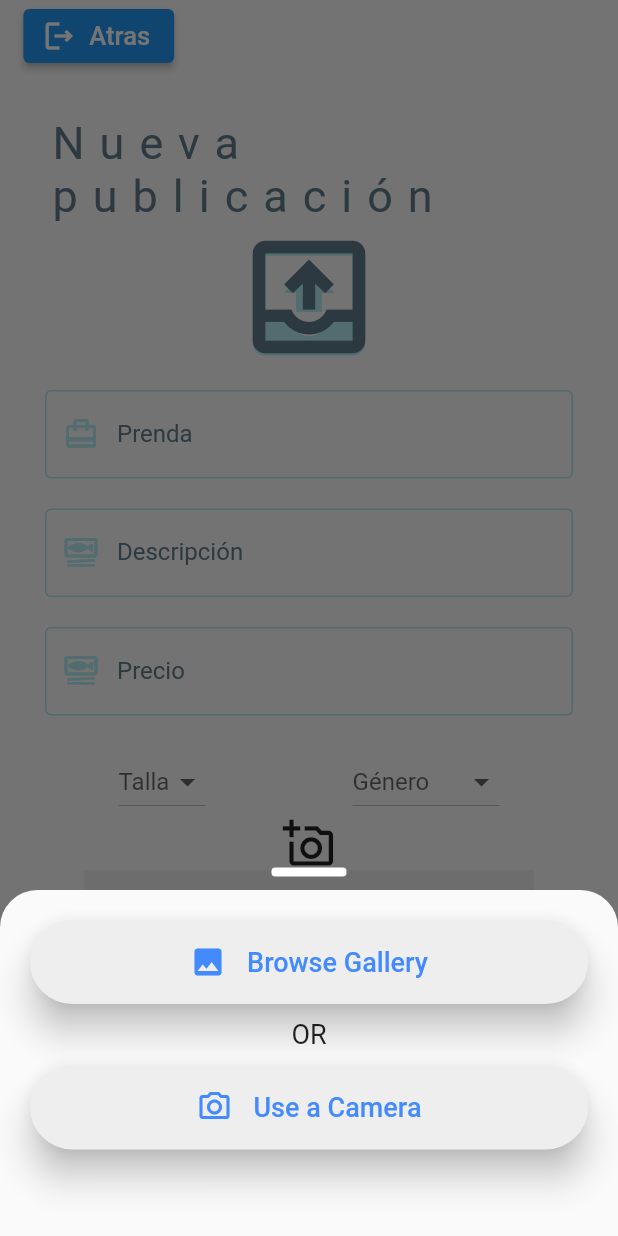
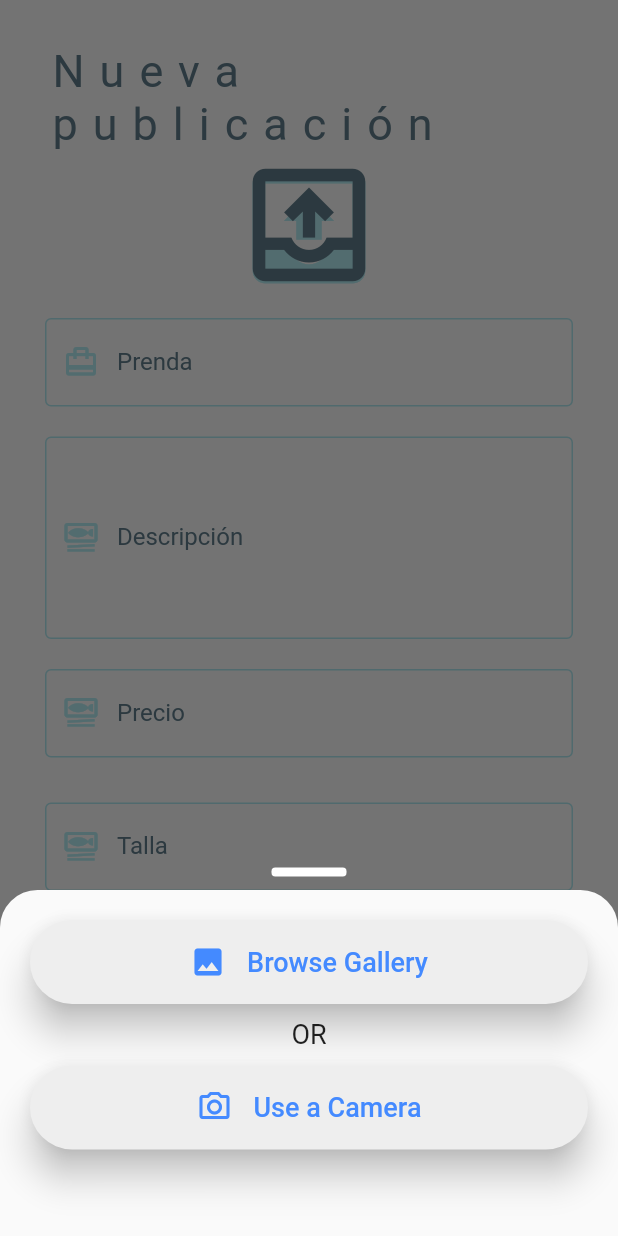
Before and after one commit to DavidArguello07/bebepaca, a Flutter app: the LoginForm widget shown alone on an empty page, opened directly, after a tap on the "add a photo" icon, on a phone screen of 412 x 824 dp. Run offline on Flutter 3.47's test engine with Material 2 defaults, Android fonts, the light colour scheme and no system bars; our stand-ins replace cloud_firestore, equatable, firebase_auth, firebase_core, firebase_storage, flutter_bloc and 6 more; accounts and stored records are empty; Roboto replaces fonts that are missing (Teko).

Commit message:
Agregar imagen FireStore y get en pantalla home

```diff
--- a/lib/z-project/Components/add_button.dart
+++ b/lib/z-project/Components/add_button.dart
@@ -14,10 +14,8 @@ class AddState extends State<Add> {
     return SafeArea(
         child: ElevatedButton(
             onPressed: () => {
-                  Navigator.push(
-                      context,
-                      MaterialPageRoute(
-                          builder: (context) => const LoginForm())),
+                  Navigator.push(context,
+                      MaterialPageRoute(builder: (context) => LoginForm())),
                 },
             child: const Icon(Icons.add_a_photo)));
   }
--- a/lib/z-project/Components/add_form.dart
+++ b/lib/z-project/Components/add_form.dart
@@ -1,25 +1,30 @@
 import 'dart:io';
 import 'package:bebepaca/z-project/Components/select_photo_options_screen.dart';
+import 'package:bebepaca/z-project/models/pub.dart';
 import 'package:cloud_firestore/cloud_firestore.dart';
+import 'package:firebase_storage/firebase_storage.dart';
 import 'package:flutter/material.dart';
 import 'package:image_picker/image_picker.dart';
 
 class LoginForm extends StatefulWidget {
-  const LoginForm({super.key});
+  LoginForm({super.key});
 
   @override
   State<StatefulWidget> createState() => LoginFormState();
+  Pub pub = Pub();
 }
 
 class LoginFormState extends State<LoginForm> {
   GlobalKey<FormState> formKey = GlobalKey();
   //Llamar a firebase
-  final CollectionReference _products =
-      FirebaseFirestore.instance.collection('products');
+  // final CollectionReference _products =
+  //     FirebaseFirestore.instance.collection('products');
 
   TextEditingController prendaCtrl = TextEditingController();
   TextEditingController descripcionCtrl = TextEditingController();
   TextEditingController precioCtrl = TextEditingController();
+  TextEditingController tallaCtrl = TextEditingController();
+  TextEditingController generoCtrl = TextEditingController();
 
   final lista1 = ["XS", "S", "M", "L", "XL"];
   String vista1 = "Talla";
@@ -33,9 +38,50 @@ class LoginFormState extends State<LoginForm> {
     final image = await ImagePicker().pickImage(source: source);
     if (image == null) return;
     File? img = File(image.path);
+    // uploadFile();
     setState(() {
       _image = img;
       Navigator.of(context).pop();
+    });
+  }
+
+  void uploadFile() async {
+    storeEntry(
+      String imageURL,
+      String nombre,
+      String descripcion,
+      String precio,
+      String talla,
+      String genero,
+    ) {
+      FirebaseFirestore.instance.collection('products').add({
+        'descripcion': descripcion,
+        'genero': genero,
+        'image': imageURL,
+        'nombre': nombre,
+        'precio': precio,
+        'talla': talla
+      });
+    }
+
+    final file = _image!;
+    // final metaData = SettableMetadata(contentType: 'image/jpg');
+    final storageRef = FirebaseStorage.instance.ref();
+    Reference ref = storageRef.child('imagenes/');
+    final uploadTask = ref.putFile(file);
+
+    uploadTask.snapshotEvents.listen((event) {
+      switch (event.state) {
+        case TaskState.running:
+          break;
+        case TaskState.success:
+          ref.getDownloadURL().then((value) {
+            storeEntry(value, prendaCtrl.text, descripcionCtrl.text,
+                precioCtrl.text, tallaCtrl.text, generoCtrl.text);
+          });
+          break;
+        default:
+      }
     });
   }
 
@@ -68,23 +114,9 @@ class LoginFormState extends State<LoginForm> {
   Widget build(BuildContext context) {
     return SafeArea(
       child: Material(
-        child: SingleChildScrollView(
         child: Form(
             key: formKey,
-                child: Column(
-                  children: [
-                    Container(
-                      alignment: const Alignment(-0.9, 0.5),
-                      child: ElevatedButton.icon(
-                        onPressed: () => {Navigator.pop(context)},
-                        icon: const Icon(Icons.logout_outlined),
-                        label: const Text(
-                          "Atras",
-                          style: TextStyle(fontSize: 17),
-                        ),
-                      ),
-                    ),
-                    Center(
+            child: Center(
               child: SingleChildScrollView(
                 padding: const EdgeInsets.all(30),
                 child: Column(
@@ -101,8 +133,7 @@ class LoginFormState extends State<LoginForm> {
                     Stack(
                       children: [
                         Padding(
-                                    padding:
-                                        const EdgeInsets.symmetric(vertical: 1),
+                            padding: const EdgeInsets.symmetric(vertical: 1),
                             child: Icon(
                               Icons.outbox,
                               color: Colors.cyan[100],
@@ -116,8 +147,7 @@ class LoginFormState extends State<LoginForm> {
                       ],
                     ),
                     Padding(
-                                padding:
-                                    const EdgeInsets.symmetric(vertical: 10),
+                        padding: const EdgeInsets.symmetric(vertical: 10),
                         child: TextFormField(
                           controller: prendaCtrl,
                           decoration: decoration(
@@ -125,71 +155,53 @@ class LoginFormState extends State<LoginForm> {
                           keyboardType: TextInputType.text,
                         )),
                     Padding(
+                        padding: const EdgeInsets.symmetric(vertical: 10),
+                        child: TextFormField(
+                          controller: descripcionCtrl,
+                          maxLines: 5,
+                          decoration: decoration(
+                              "Descripción", Icons.set_meal_outlined),
+                          keyboardType: TextInputType.text,
+                        )),
+                    Padding(
+                        padding: const EdgeInsets.symmetric(vertical: 10),
+                        child: TextFormField(
+                          controller: precioCtrl,
+                          decoration:
+                              decoration("Precio", Icons.set_meal_outlined),
+                          keyboardType: TextInputType.number,
+                        )),
+                    Padding(
+                        padding: const EdgeInsets.symmetric(vertical: 10),
+                        child: Column(
+                          children: [
+                            Padding(
                                 padding:
                                     const EdgeInsets.symmetric(vertical: 10),
                                 child: TextFormField(
-                                  controller: descripcionCtrl,
+                                  controller: tallaCtrl,
                                   decoration: decoration(
-                                      "Descripción", Icons.set_meal_outlined),
+                                      "Talla", Icons.set_meal_outlined),
                                   keyboardType: TextInputType.text,
                                 )),
                             Padding(
                                 padding:
                                     const EdgeInsets.symmetric(vertical: 10),
                                 child: TextFormField(
-                                  controller: precioCtrl,
+                                  controller: generoCtrl,
                                   decoration: decoration(
-                                      "Precio", Icons.set_meal_outlined),
-                                  keyboardType: TextInputType.number,
+                                      "Género", Icons.set_meal_outlined),
+                                  keyboardType: TextInputType.text,
                                 )),
                             Padding(
-                                padding:
-                                    const EdgeInsets.symmetric(vertical: 10),
-                                child: Column(
-                                  children: [
-                                    Row(
-                                      mainAxisAlignment:
-                                          MainAxisAlignment.spaceAround,
-                                      children: [
-                                        DropdownButton(
-                                          items: lista1
-                                              .map((String e) =>
-                                                  DropdownMenuItem(
-                                                    value: e,
-                                                    child: Text(e),
-                                                  ))
-                                              .toList(),
-                                          onChanged: (value) {
-                                            setState(() {
-                                              vista1 = value as String;
-                                            });
-                                          },
-                                          hint: Text(vista1),
-                                        ),
-                                        DropdownButton(
-                                          items: lista2
-                                              .map((String e) =>
-                                                  DropdownMenuItem(
-                                                    value: e,
-                                                    child: Text(e),
-                                                  ))
-                                              .toList(),
-                                          onChanged: (value) {
-                                            setState(() {
-                                              vista2 = value as String;
-                                            });
-                                          },
-                                          hint: Text(vista2),
-                                        ),
-                                      ],
-                                    ),
-                                    InkWell(
-                                        onTap: () =>
-                                            _showSelectPhotoOptions(context),
+                              padding: const EdgeInsets.symmetric(vertical: 15),
+                              child: InkWell(
+                                  onTap: () => _showSelectPhotoOptions(context),
                                   child: const Icon(
                                     Icons.add_a_photo_outlined,
                                     size: 35,
                                   )),
+                            ),
                             Center(
                               child: Container(
                                   height: 230.0,
@@ -202,14 +214,15 @@ class LoginFormState extends State<LoginForm> {
                                       child: _image == null
                                           ? const Text(
                                               'No imagen',
-                                                      style: TextStyle(
-                                                          fontSize: 15),
+                                              style: TextStyle(fontSize: 15),
                                             )
                                           : Image.file(_image!))),
                             )
                           ],
                         )),
-                            SizedBox(
+                    Padding(
+                      padding: const EdgeInsets.symmetric(vertical: 15),
+                      child: SizedBox(
                           width: double.infinity,
                           height: 45,
                           child: OutlinedButton(
@@ -220,14 +233,33 @@ class LoginFormState extends State<LoginForm> {
                                   shape: const RoundedRectangleBorder(
                                       borderRadius: BorderRadius.all(
                                           Radius.circular(30)))),
-                                    onPressed: () {},
-                                    child: const Text("Guardar")))
+                              onPressed: () {
+                                uploadFile();
+                              },
+                              child: const Text("Guardar"))),
+                    ),
+                    Padding(
+                      padding: const EdgeInsets.symmetric(vertical: 15),
+                      child: SizedBox(
+                          width: double.infinity,
+                          height: 45,
+                          child: OutlinedButton(
+                              style: OutlinedButton.styleFrom(
+                                  foregroundColor: Colors.black,
+                                  elevation: 4,
+                                  backgroundColor: Colors.cyan[100],
+                                  shape: const RoundedRectangleBorder(
+                                      borderRadius: BorderRadius.all(
+                                          Radius.circular(30)))),
+                              onPressed: () {
+                                Navigator.pop(context);
+                              },
+                              child: const Text("Atras"))),
+                    ),
                   ],
                 ),
               ),
-                    )
-                  ],
-                ))),
+            )),
       ),
     );
   }
@@ -248,3 +280,34 @@ class LoginFormState extends State<LoginForm> {
                 BorderSide(color: Colors.cyan.withOpacity(0.3), width: 1)));
   }
 }
+
+
+
+                                // DropdownButton(
+                                //   items: lista1
+                                //       .map((String e) => DropdownMenuItem(
+                                //             value: e,
+                                //             child: Text(e),
+                                //           ))
+                                //       .toList(),
+                                //   onChanged: (value) {
+                                //     setState(() {
+                                //       vista1 = value as String;
+                                //     });
+                                //   },
+                                //   hint: Text(vista1),
+                                // ),
+                                // DropdownButton(
+                                //   items: lista2
+                                //       .map((String e) => DropdownMenuItem(
+                                //             value: e,
+                                //             child: Text(e),
+                                //           ))
+                                //       .toList(),
+                                //   onChanged: (value) {
+                                //     setState(() {
+                                //       vista2 = value as String;
+                                //     });
+                                //   },
+                                //   hint: Text(vista2),
+                                // )
--- a/lib/z-project/models/pub.dart
+++ b/lib/z-project/models/pub.dart
@@ -1,10 +1,10 @@
 class Pub {
-  String? nombre;
-  String? descripcion;
-  num? precio;
-  String? talla;
-  String? genero;
-  String? image;
+  final String? nombre;
+  final String? descripcion;
+  final String? precio;
+  final String? talla;
+  final String? genero;
+  final String? image;
 
   Pub(
       {this.nombre,
```
Also changed, not shown: lib/auth/bloc/auth_bloc.dart (+18 -10 lines), lib/layout/bloc/layout_bloc.dart (+5 -3 lines), lib/z-project/Routes/home_app.dart (+59 -11 lines), lib/z-project/list/publicacion_listm.dart (deleted, +0 -28 lines), pubspec.yaml (+8 -6 lines), pubspec.lock, 1 other file. Lines whose indentation alone changed are shown as unchanged.
